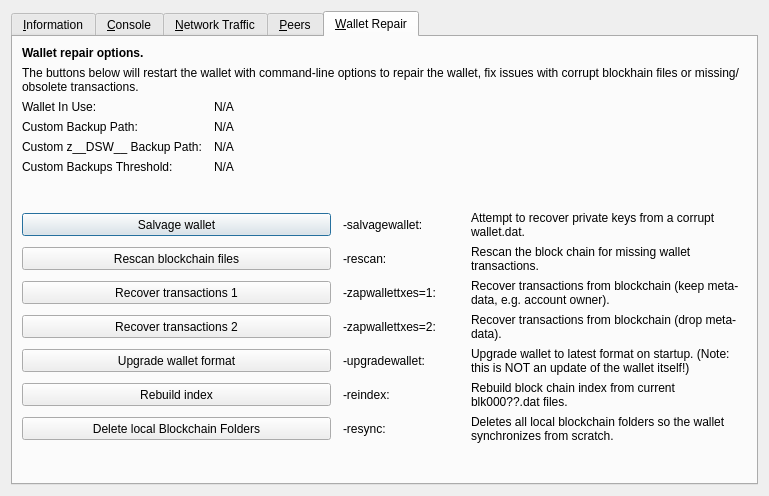
decenomy/DSW, file src/qt/forms/rpcconsole.ui: the form before one commit.
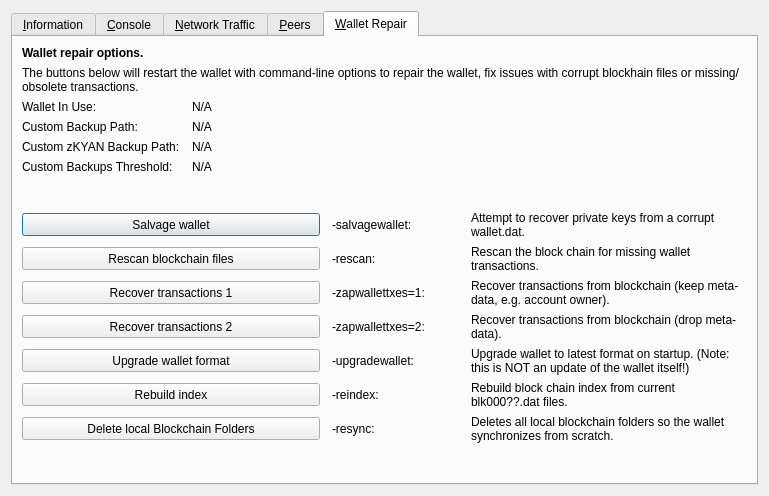
The form after the commit. The open tabs and pages were chosen to show the change. Icons and pictures are not drawn. Custom widgets are drawn as their Qt base class.

```diff
--- a/src/qt/forms/rpcconsole.ui
+++ b/src/qt/forms/rpcconsole.ui
@@ -1333,7 +1333,7 @@
           <bool>false</bool>
          </property>
          <property name="text">
-          <string>Custom z__DSW__ Backup Path:</string>
+          <string>Custom zKYAN Backup Path:</string>
          </property>
         </widget>
        </item>
```
Left out of the diff: 2 changed lines with no effect on the pictures.
